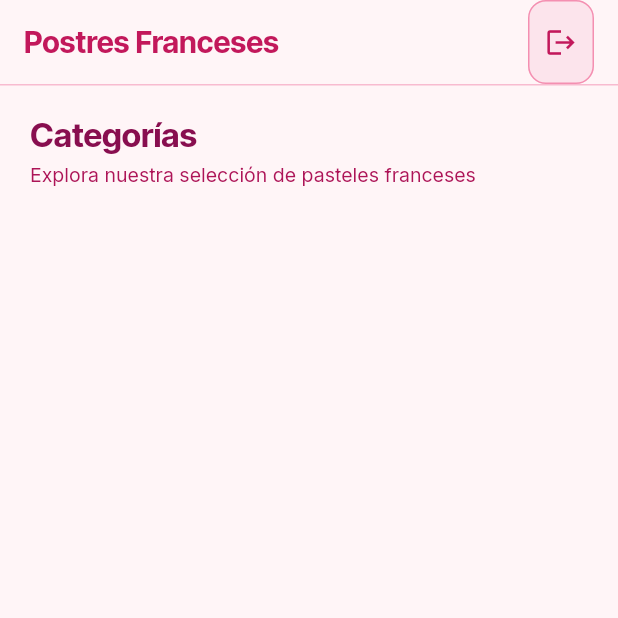
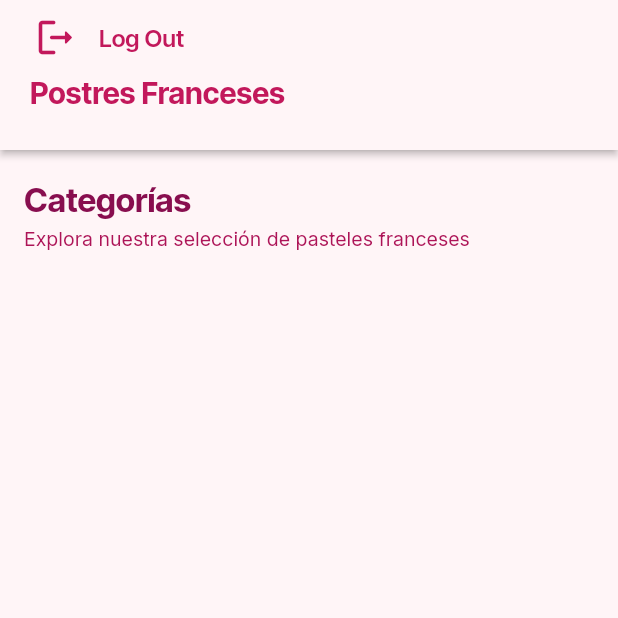
Before and after one commit to st0ckk/FlutterProjects, a Flutter app: the screen it shows once a user with an empty profile is signed in, on a phone screen of 412 x 824 dp, the top half of it. Run offline on Flutter 3.47's test engine with Material 3 defaults, Android fonts, the phone set to English and light mode, and no system bars; our stand-ins replace auto_size_text, cloud_firestore, firebase_auth, firebase_core, font_awesome_flutter, from_css_color and 9 more; missing offline and left inert: json_path; accounts and stored records are empty.

Commit message:
Updating to latest FlutterFlow output.

```diff
--- a/lib/categorias/categorias_widget.dart
+++ b/lib/categorias/categorias_widget.dart
@@ -10,15 +10,6 @@ import 'package:google_fonts/google_fonts.dart';
 import 'categorias_model.dart';
 export 'categorias_model.dart';
 
-/// Create a categories page for a French pastry app called Postres Franceses.
-///
-/// Show a grid of 2 columns with category cards. Each card should display a
-/// category image at the top, category name in bold, and a short description
-/// below. Include a logout button in the top right. Use pink and white as the
-///
-/// main colors. The page should be connected to a Firestore collection called
-///
-/// categories.
 class CategoriasWidget extends StatefulWidget {
   const CategoriasWidget({super.key});
 
@@ -57,15 +48,95 @@ class _CategoriasWidgetState extends State<CategoriasWidget> {
       child: Scaffold(
         key: scaffoldKey,
         backgroundColor: Color(0xFFFFF5F7),
-        appBar: AppBar(
+        appBar: PreferredSize(
+          preferredSize: Size.fromHeight(100.0),
+          child: AppBar(
             backgroundColor: Color(0xFFFFF5F7),
             automaticallyImplyLeading: false,
-          title: Row(
+            actions: [],
+            flexibleSpace: FlexibleSpaceBar(
+              title: Column(
+                mainAxisSize: MainAxisSize.max,
+                mainAxisAlignment: MainAxisAlignment.end,
+                crossAxisAlignment: CrossAxisAlignment.start,
+                children: [
+                  Row(
                     mainAxisSize: MainAxisSize.max,
                     children: [
-              Text(
+                      Padding(
+                        padding:
+                            EdgeInsetsDirectional.fromSTEB(12.0, 0.0, 0.0, 0.0),
+                        child: FlutterFlowIconButton(
+                          borderColor: Colors.transparent,
+                          borderRadius: 30.0,
+                          borderWidth: 1.0,
+                          buttonSize: 50.0,
+                          icon: Icon(
+                            Icons.logout_rounded,
+                            color: Color(0xFFC2185B),
+                            size: 30.0,
+                          ),
+                          onPressed: () async {
+                            GoRouter.of(context).prepareAuthEvent();
+                            await authManager.signOut();
+                            GoRouter.of(context).clearRedirectLocation();
+
+                            context.goNamedAuth(
+                                LoginWidget.routeName, context.mounted);
+                          },
+                        ),
+                      ),
+                      Padding(
+                        padding:
+                            EdgeInsetsDirectional.fromSTEB(4.0, 0.0, 0.0, 0.0),
+                        child: InkWell(
+                          splashColor: Colors.transparent,
+                          focusColor: Colors.transparent,
+                          hoverColor: Colors.transparent,
+                          highlightColor: Colors.transparent,
+                          onTap: () async {
+                            GoRouter.of(context).prepareAuthEvent();
+                            await authManager.signOut();
+                            GoRouter.of(context).clearRedirectLocation();
+
+                            context.goNamedAuth(
+                                LoginWidget.routeName, context.mounted);
+                          },
+                          child: Text(
+                            'Log Out',
+                            style: FlutterFlowTheme.of(context)
+                                .headlineMedium
+                                .override(
+                                  font: GoogleFonts.interTight(
+                                    fontWeight: FlutterFlowTheme.of(context)
+                                        .headlineMedium
+                                        .fontWeight,
+                                    fontStyle: FlutterFlowTheme.of(context)
+                                        .headlineMedium
+                                        .fontStyle,
+                                  ),
+                                  color: Color(0xFFC2185B),
+                                  fontSize: 16.0,
+                                  letterSpacing: 0.0,
+                                  fontWeight: FlutterFlowTheme.of(context)
+                                      .headlineMedium
+                                      .fontWeight,
+                                  fontStyle: FlutterFlowTheme.of(context)
+                                      .headlineMedium
+                                      .fontStyle,
+                                ),
+                          ),
+                        ),
+                      ),
+                    ],
+                  ),
+                  Padding(
+                    padding:
+                        EdgeInsetsDirectional.fromSTEB(20.0, 0.0, 0.0, 10.0),
+                    child: Text(
                       'Postres Franceses',
-                style: FlutterFlowTheme.of(context).headlineMedium.override(
+                      style:
+                          FlutterFlowTheme.of(context).headlineMedium.override(
                                 font: GoogleFonts.interTight(
                                   fontWeight: FontWeight.bold,
                                   fontStyle: FlutterFlowTheme.of(context)
@@ -76,81 +147,38 @@ class _CategoriasWidgetState extends State<CategoriasWidget> {
                                 fontSize: 20.0,
                                 letterSpacing: 0.0,
                                 fontWeight: FontWeight.bold,
-                      fontStyle:
-                          FlutterFlowTheme.of(context).headlineMedium.fontStyle,
+                                fontStyle: FlutterFlowTheme.of(context)
+                                    .headlineMedium
+                                    .fontStyle,
                               ),
-              ),
-            ].divide(SizedBox(width: 8.0)),
-          ),
-          actions: [
-            Padding(
-              padding: EdgeInsetsDirectional.fromSTEB(16.0, 0.0, 16.0, 0.0),
-              child: FlutterFlowIconButton(
-                borderColor: Color(0xFFF48FB1),
-                borderRadius: 12.0,
-                borderWidth: 1.0,
-                buttonSize: 44.0,
-                fillColor: Color(0xFFFCE4EC),
-                icon: Icon(
-                  Icons.logout,
-                  color: Color(0xFFC2185B),
-                  size: 22.0,
-                ),
-                onPressed: () async {
-                  GoRouter.of(context).prepareAuthEvent();
-                  await authManager.signOut();
-                  GoRouter.of(context).clearRedirectLocation();
-
-                  if (Navigator.of(context).canPop()) {
-                    context.pop();
-                  }
-                  context.pushNamedAuth(
-                    LoginWidget.routeName,
-                    context.mounted,
-                    extra: <String, dynamic>{
-                      '__transition_info__': TransitionInfo(
-                        hasTransition: true,
-                        transitionType: PageTransitionType.leftToRight,
-                      ),
-                    },
-                  );
-                },
                     ),
                   ),
                 ],
-          centerTitle: false,
-          elevation: 0.0,
+              ),
+              centerTitle: true,
+              expandedTitleScale: 1.0,
+            ),
+            elevation: 2.0,
+          ),
         ),
         body: SafeArea(
           top: true,
-          child: SingleChildScrollView(
           child: Column(
-              mainAxisSize: MainAxisSize.max,
+            mainAxisSize: MainAxisSize.min,
             children: [
-                Container(
-                  width: double.infinity,
-                  height: 1.0,
-                  decoration: BoxDecoration(
-                    color: Color(0xFFF8BBD0),
-                  ),
-                ),
-                Expanded(
+              SingleChildScrollView(
                 child: Column(
-                    mainAxisSize: MainAxisSize.max,
+                  mainAxisSize: MainAxisSize.min,
+                  mainAxisAlignment: MainAxisAlignment.start,
                   crossAxisAlignment: CrossAxisAlignment.start,
                   children: [
                     Padding(
-                        padding: EdgeInsetsDirectional.fromSTEB(
-                            20.0, 0.0, 20.0, 0.0),
-                        child: Column(
-                          mainAxisSize: MainAxisSize.max,
-                          crossAxisAlignment: CrossAxisAlignment.start,
-                          children: [
-                            Text(
+                      padding:
+                          EdgeInsetsDirectional.fromSTEB(16.0, 0.0, 0.0, 0.0),
+                      child: Text(
                         'Categorías',
-                              style: FlutterFlowTheme.of(context)
-                                  .headlineSmall
-                                  .override(
+                        style:
+                            FlutterFlowTheme.of(context).headlineSmall.override(
                                   font: GoogleFonts.interTight(
                                     fontWeight: FontWeight.bold,
                                     fontStyle: FlutterFlowTheme.of(context)
@@ -166,14 +194,13 @@ class _CategoriasWidgetState extends State<CategoriasWidget> {
                                       .fontStyle,
                                 ),
                       ),
+                    ),
                     Padding(
-                              padding: EdgeInsetsDirectional.fromSTEB(
-                                  0.0, 4.0, 0.0, 0.0),
+                      padding:
+                          EdgeInsetsDirectional.fromSTEB(16.0, 4.0, 0.0, 16.0),
                       child: Text(
                         'Explora nuestra selección de pasteles franceses',
-                                style: FlutterFlowTheme.of(context)
-                                    .bodyMedium
-                                    .override(
+                        style: FlutterFlowTheme.of(context).bodyMedium.override(
                               font: GoogleFonts.inter(
                                 fontWeight: FlutterFlowTheme.of(context)
                                     .bodyMedium
@@ -194,13 +221,9 @@ class _CategoriasWidgetState extends State<CategoriasWidget> {
                             ),
                       ),
                     ),
-                          ],
-                        ),
-                      ),
-                      Expanded(
-                        child: Padding(
-                          padding: EdgeInsetsDirectional.fromSTEB(
-                              20.0, 0.0, 20.0, 0.0),
+                    Padding(
+                      padding:
+                          EdgeInsetsDirectional.fromSTEB(16.0, 0.0, 16.0, 0.0),
                       child: StreamBuilder<List<CategoriesRecord>>(
                         stream: queryCategoriesRecord(),
                         builder: (context, snapshot) {
@@ -218,8 +241,8 @@ class _CategoriasWidgetState extends State<CategoriasWidget> {
                               ),
                             );
                           }
-                              List<CategoriesRecord>
-                                  gridViewCategoriesRecordList = snapshot.data!;
+                          List<CategoriesRecord> gridViewCategoriesRecordList =
+                              snapshot.data!;
 
                           return GridView.builder(
                             padding: EdgeInsets.zero,
@@ -230,13 +253,13 @@ class _CategoriasWidgetState extends State<CategoriasWidget> {
                               mainAxisSpacing: 14.0,
                               childAspectRatio: 0.7,
                             ),
+                            primary: false,
                             shrinkWrap: true,
                             scrollDirection: Axis.vertical,
                             itemCount: gridViewCategoriesRecordList.length,
                             itemBuilder: (context, gridViewIndex) {
                               final gridViewCategoriesRecord =
-                                      gridViewCategoriesRecordList[
-                                          gridViewIndex];
+                                  gridViewCategoriesRecordList[gridViewIndex];
                               return wrapWithModel(
                                 model: _model.categoryCardModels.getModel(
                                   gridViewCategoriesRecord.reference.id,
@@ -255,7 +278,6 @@ class _CategoriasWidgetState extends State<CategoriasWidget> {
                         },
                       ),
                     ),
-                      ),
                   ]
                       .addToStart(SizedBox(height: 20.0))
                       .addToEnd(SizedBox(height: 24.0)),
@@ -265,7 +287,6 @@ class _CategoriasWidgetState extends State<CategoriasWidget> {
           ),
         ),
       ),
-      ),
     );
   }
 }
--- a/lib/components/category_card_widget.dart
+++ b/lib/components/category_card_widget.dart
@@ -60,7 +60,6 @@ class _CategoryCardWidgetState extends State<CategoryCardWidget> {
         );
       },
       child: Container(
-        width: double.infinity,
         decoration: BoxDecoration(
           color: Colors.white,
           boxShadow: [
```
Lines whose indentation alone changed are shown as unchanged.
